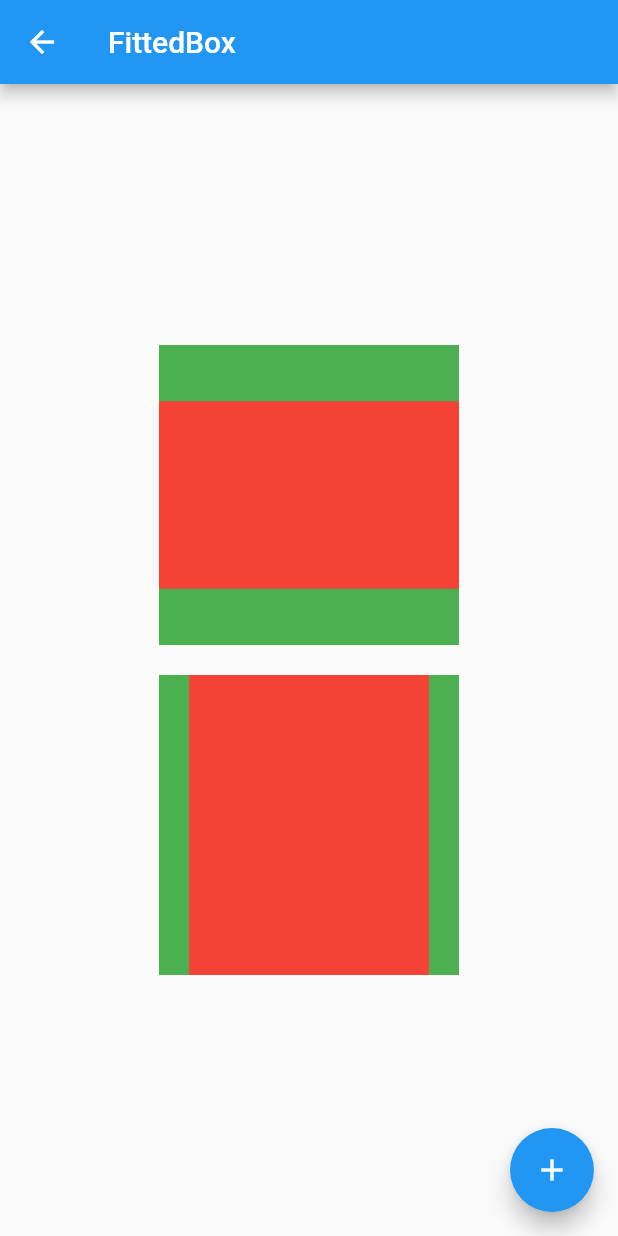
After one commit to roshanman/hello_flutter, a Flutter app: the screen it shows after launch, after a tap on an icon or button, on a phone screen of 412 x 824 dp. The commit adds this screen. Run offline on Flutter 3.47's test engine with Material 2 defaults, Android fonts, the phone set to English and light mode, and no system bars.

Commit message:
FittedBox Widget

```diff
--- a/lib/demo_lists.dart
+++ b/lib/demo_lists.dart
@@ -44,8 +44,10 @@ import 'draggable_scrollable_sheet.dart';
 import 'chips.dart';
 import 'animated_cross_fade.dart';
 import 'backdrop_filter.dart';
+import 'fitted_box.dart';
 
 final List<MyDemo> allDemos = [
+  const FittedBoxDemo(title: "FittedBox"),
   const BackdropFilterDemo(title: "BackdropFilter"),
   const AnimatedCrossFadeDemo(title: "AnimatedCrossFade"),
   const ChipsDemo(title: "Chips"),
--- /dev/null
+++ b/lib/fitted_box.dart
@@ -0,0 +1,43 @@
+import 'base_demo.dart';
+import 'package:flutter/material.dart';
+
+class FittedBoxDemo extends BaseDemo {
+  const FittedBoxDemo({Key? key, required String title}) : super(key: key, title: title);
+
+  @override
+  Widget bodyWidget({required BuildContext context}) {
+    // 当子组件的宽高比和父组件的宽高比不一样时，我们等比拉伸或者填充父组件，这时我们可以使用FittedBox
+    return Center(
+      child: Column(
+        mainAxisAlignment: MainAxisAlignment.center,
+        children: [
+          Container(
+            height: 200,
+            width: 200,
+            color: Colors.green,
+            child: FittedBox(
+              child: Container(
+                height: 50,
+                width: 80,
+                color: Colors.red,
+              ),
+            ),
+          ),
+          const SizedBox(height: 20),
+          Container(
+            height: 200,
+            width: 200,
+            color: Colors.green,
+            child: FittedBox(
+              child: Container(
+                height: 350,
+                width: 280,
+                color: Colors.red,
+              ),
+            ),
+          )
+        ],
+      ),
+    );
+  }
+}
```
